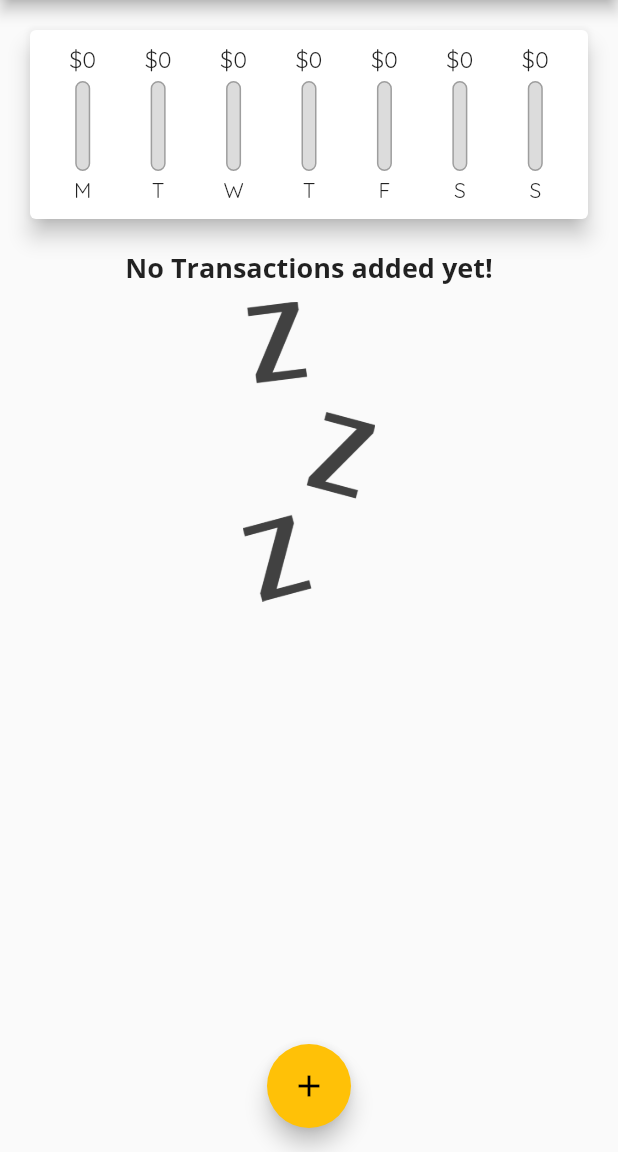
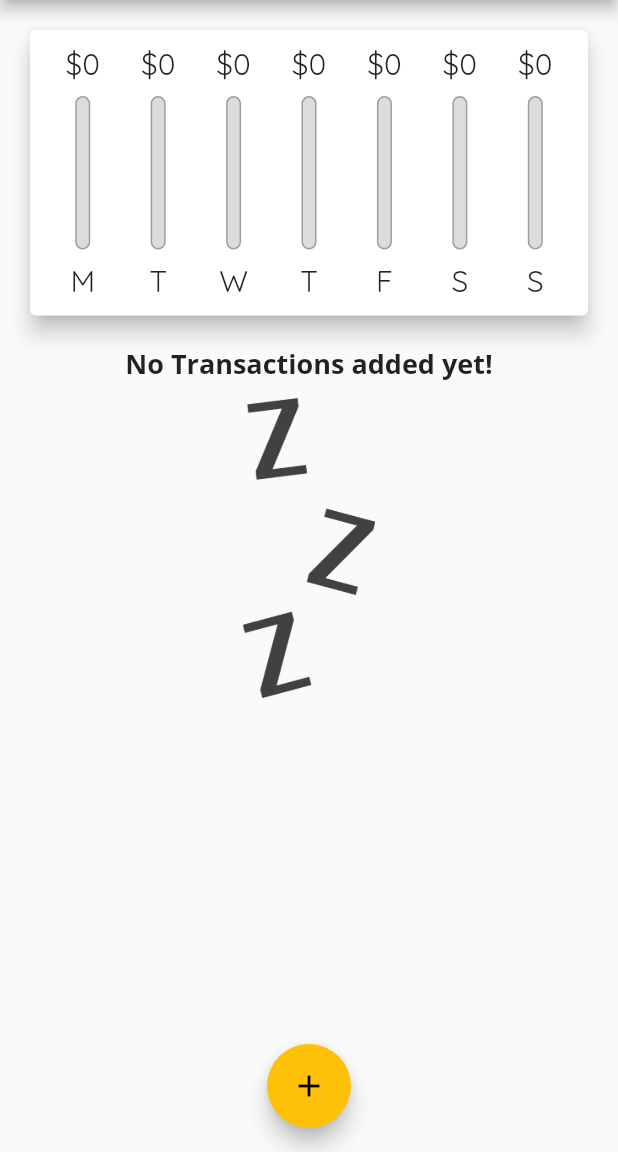
Before and after one commit to hoseinABH/expense-tracker, a Flutter app: the screen it shows after launch, on a phone screen of 412 x 824 dp, the part 84-1236 px from its top. Run offline on Flutter 3.47's test engine with Material 2 defaults, Android fonts, the phone set to English and light mode, and no system bars.

Commit message:
add responsive size to widgets

```diff
--- a/lib/main.dart
+++ b/lib/main.dart
@@ -92,8 +92,7 @@ class _MyHomePageState extends State<MyHomePage> {
 
   @override
   Widget build(BuildContext context) {
-    return Scaffold(
-      appBar: AppBar(
+    final appBar = AppBar(
       title: Text(
         'Expense Tracker',
       ),
@@ -102,14 +101,26 @@ class _MyHomePageState extends State<MyHomePage> {
             onPressed: () => _startAddTransaction(context),
             icon: Icon(Icons.add))
       ],
-      ),
+    );
+    return Scaffold(
+      appBar: appBar,
       body: SingleChildScrollView(
         child: Column(
           mainAxisAlignment: MainAxisAlignment.start,
           crossAxisAlignment: CrossAxisAlignment.stretch,
           children: <Widget>[
-            Chart(_recentTransactions),
-            TransactionList(_userTransactions, _deleteTransaction)
+            Container(
+                height: (MediaQuery.of(context).size.height -
+                        appBar.preferredSize.height -
+                        MediaQuery.of(context).padding.top) *
+                    0.3,
+                child: Chart(_recentTransactions)),
+            Container(
+                height: (MediaQuery.of(context).size.height -
+                        appBar.preferredSize.height -
+                        MediaQuery.of(context).padding.top) *
+                    0.7,
+                child: TransactionList(_userTransactions, _deleteTransaction)),
           ],
         ),
       ),
--- a/lib/widgets/chart_bar.dart
+++ b/lib/widgets/chart_bar.dart
@@ -9,19 +9,21 @@ class ChartBar extends StatelessWidget {
 
   @override
   Widget build(BuildContext context) {
+    return LayoutBuilder(
+      builder: (ctx, constraints) {
         return Column(
           children: [
             Container(
-          height: 20,
+              height: constraints.maxHeight * 0.15,
               child: FittedBox(
                 child: Text('\$${spendingAmount.toStringAsFixed(0)}'),
               ),
             ),
             SizedBox(
-          height: 4,
+              height: constraints.maxHeight * 0.05,
             ),
             Container(
-          height: 60,
+              height: constraints.maxHeight * 0.6,
               width: 10,
               child: Stack(
                 children: [
@@ -43,10 +45,17 @@ class ChartBar extends StatelessWidget {
               ),
             ),
             SizedBox(
-          height: 4,
+              height: constraints.maxHeight * 0.05,
             ),
-        Text(label)
+            Container(
+              height: constraints.maxHeight * 0.15,
+              child: FittedBox(
+                child: Text(label),
+              ),
+            )
           ],
+        );
+      },
     );
   }
 }
--- a/lib/widgets/transaction_list.dart
+++ b/lib/widgets/transaction_list.dart
@@ -10,9 +10,7 @@ class TransactionList extends StatelessWidget {
 
   @override
   Widget build(BuildContext context) {
-    return Container(
-      height: 300,
-      child: transactions.isEmpty
+    return transactions.isEmpty
         ? Column(
             children: [
               Text(
@@ -60,7 +58,6 @@ class TransactionList extends StatelessWidget {
                   ));
             },
             itemCount: transactions.length,
-            ),
           );
   }
 }
```
Lines whose indentation alone changed are shown as unchanged.
